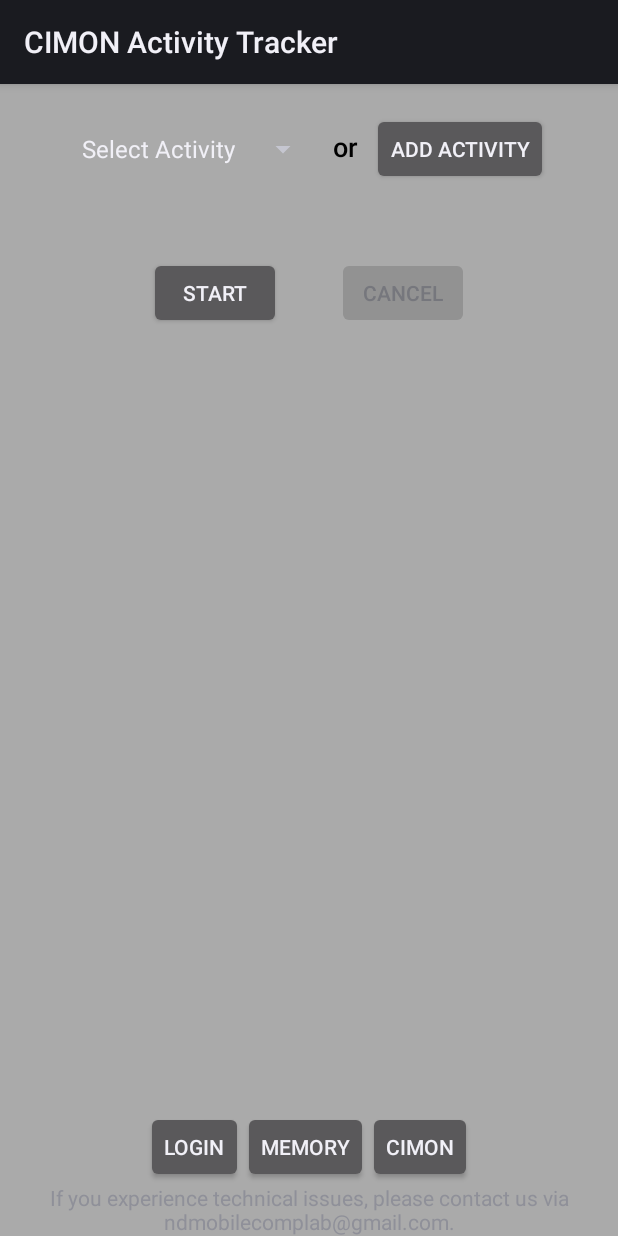
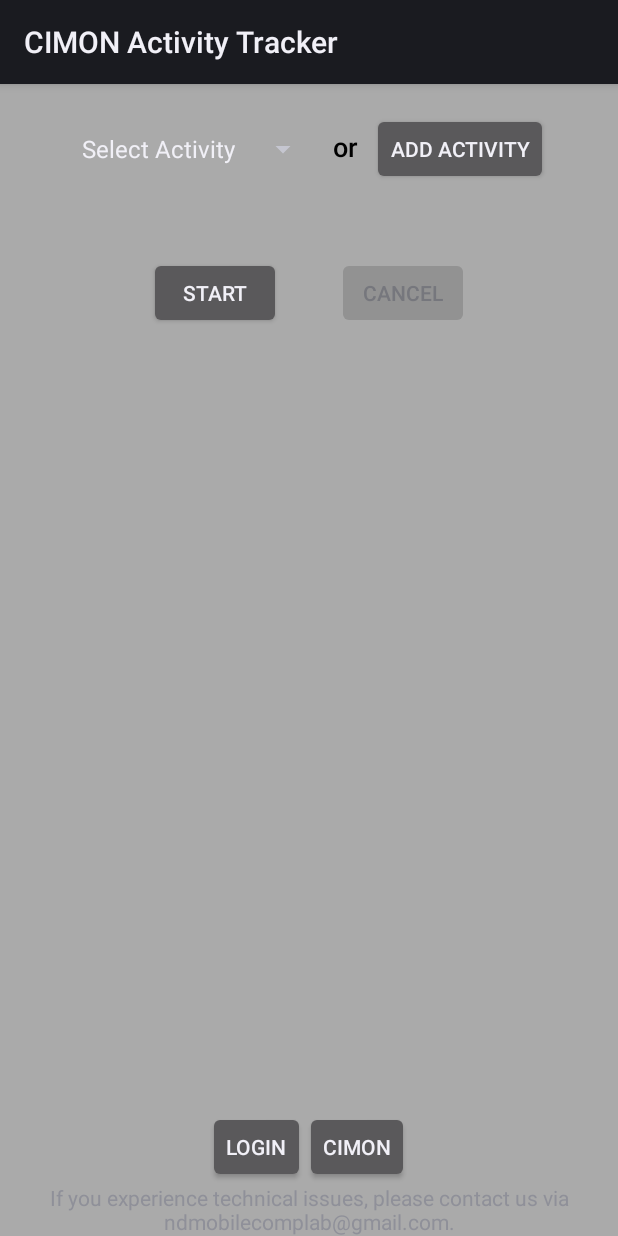
Before and after one commit to ningxia/NDroidAdmin, an Android app: the screen it shows after launch (LabelingInterface), on a phone screen of 412 x 824 dp. Run offline under Robolectric (Android 15) with nearby library versions, the phone set to English and light mode, and no system bars.

Commit message:
CIMON For RIC Rev1

```diff
--- a/app/src/main/java/edu/nd/darts/cimon/LabelingInterface.java
+++ b/app/src/main/java/edu/nd/darts/cimon/LabelingInterface.java
@@ -90,7 +90,7 @@ public class LabelingInterface extends Activity {
         saveNewItemButton = (Button) findViewById(R.id.saveItemButton);
         discardNewItemButton = (Button) findViewById(R.id.discardItemButton);
         LoginButton = (Button) findViewById(R.id.button7);
-        MemoryButton = (Button) findViewById(R.id.button8);
+//        MemoryButton = (Button) findViewById(R.id.button8);
         CimonButton = (Button) findViewById(R.id.button9);
 
         cancelButton = (Button) findViewById(R.id.button2);
--- a/app/src/main/res/layout/activity_ll.xml
+++ b/app/src/main/res/layout/activity_ll.xml
@@ -184,13 +184,13 @@
             android:layout_weight="1"
             android:text="Login" />
 
-        <Button
-            android:id="@+id/button8"
-            style="?android:attr/buttonStyleSmall"
-            android:layout_width="wrap_content"
-            android:layout_height="wrap_content"
-            android:layout_weight="1"
-            android:text="Memory" />
+        <!--<Button-->
+            <!--android:id="@+id/button8"-->
+            <!--style="?android:attr/buttonStyleSmall"-->
+            <!--android:layout_width="wrap_content"-->
+            <!--android:layout_height="wrap_content"-->
+            <!--android:layout_weight="1"-->
+            <!--android:text="Memory" />-->
 
         <Button
             android:id="@+id/button9"
```
Also changed, not shown: 1 other file.
